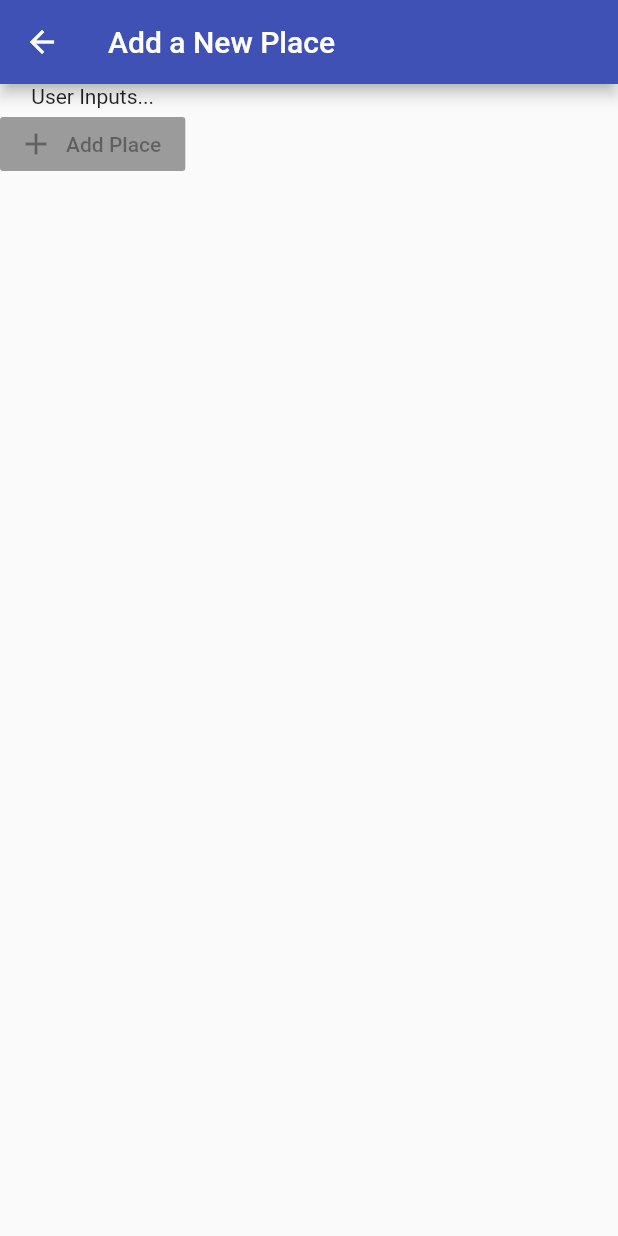
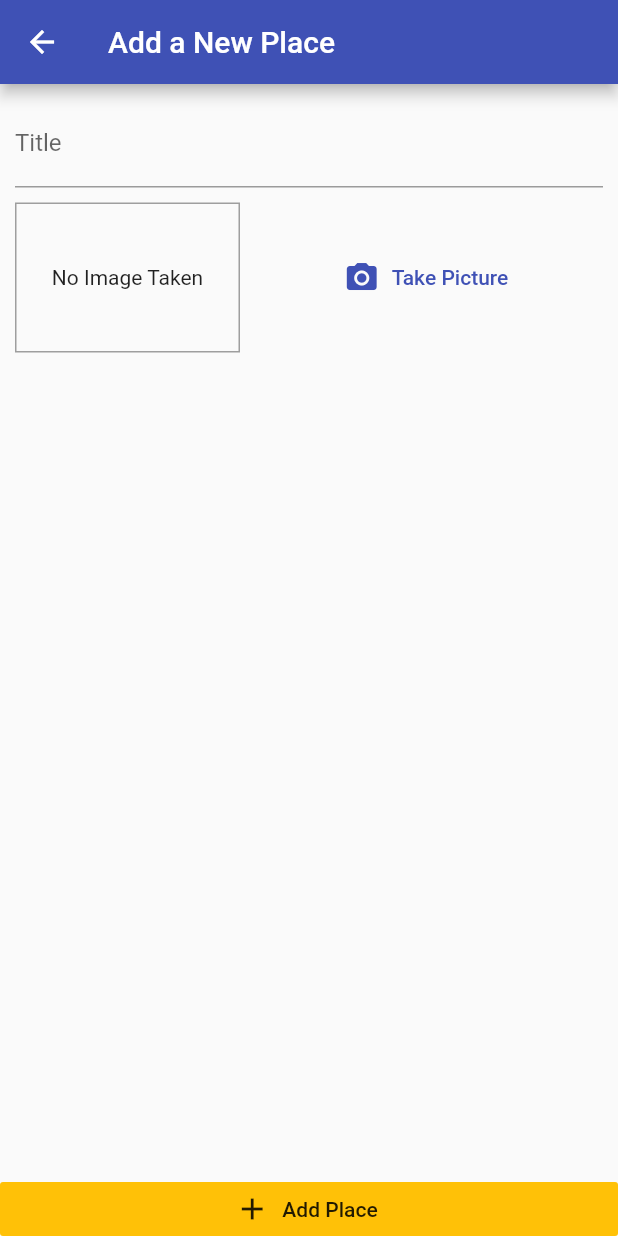
Before and after one commit to vyashh/flutter_course_great_places, a Flutter app: the screen it shows after launch, after a tap on the "add" icon, on a phone screen of 412 x 824 dp. Run offline on Flutter 3.47's test engine with Material 2 defaults, Android fonts, the phone set to English and light mode, and no system bars; our stand-ins replace image_picker.

Commit message:
added add image from camera feature, save and preview it

```diff
--- a/lib/providers/great_places.dart
+++ b/lib/providers/great_places.dart
@@ -1,3 +1,4 @@
+import 'dart:io';
 import 'package:flutter/foundation.dart';
 
 import '../models/place.dart';
@@ -8,4 +9,16 @@ class GreatPlaces with ChangeNotifier {
   List<Place> get items {
     return [..._items];
   }
+
+  void addPlace(String pickedTitle, File pickedImage) {
+    final newPlace = Place(
+      id: DateTime.now().toString(),
+      image: pickedImage,
+      title: pickedTitle,
+      location: null,
+    );
+
+    _items.add(newPlace);
+    notifyListeners();
+  }
 }
--- a/lib/screens/add_place_screen.dart
+++ b/lib/screens/add_place_screen.dart
@@ -1,4 +1,8 @@
+import 'dart:io';
 import 'package:flutter/material.dart';
+import '../widgets/image_input.dart';
+import 'package:provider/provider.dart';
+import '../providers/great_places.dart';
 
 class AddPlaceScreen extends StatefulWidget {
   static const routeName = '/add-place';
@@ -7,6 +11,22 @@ class AddPlaceScreen extends StatefulWidget {
 }
 
 class _AddPlaceScreenState extends State<AddPlaceScreen> {
+  final _titleController = TextEditingController();
+  File _pickedImage;
+
+  void _selectImage(File pickedImage) {
+    _pickedImage = pickedImage;
+  }
+
+  void _savePlace() {
+    if (_titleController.text.isEmpty || _pickedImage == null) {
+      return;
+    }
+    Provider.of<GreatPlaces>(context, listen: false)
+        .addPlace(_titleController.text, _pickedImage);
+    Navigator.of(context).pop();
+  }
+
   @override
   Widget build(BuildContext context) {
     return Scaffold(
@@ -14,14 +34,35 @@ class _AddPlaceScreenState extends State<AddPlaceScreen> {
         title: Text('Add a New Place'),
       ),
       body: Column(
-        // mainAxisAlignment: MainAxisAlignment.spaceBetween,
+        crossAxisAlignment: CrossAxisAlignment.stretch,
         children: <Widget>[
-          Text('User Inputs...'),
+          Expanded(
+            child: SingleChildScrollView(
+              child: Padding(
+                padding: EdgeInsets.all(10),
+                child: Column(
+                  children: <Widget>[
+                    TextField(
+                      decoration: InputDecoration(labelText: 'Title'),
+                      controller: _titleController,
+                    ),
+                    SizedBox(
+                      height: 10,
+                    ),
+                    ImageInput(_selectImage),
+                  ],
+                ),
+              ),
+            ),
+          ),
           RaisedButton.icon(
             icon: Icon(Icons.add),
             label: Text('Add Place'),
-            onPressed: null,
-          )
+            onPressed: _savePlace,
+            elevation: 0,
+            materialTapTargetSize: MaterialTapTargetSize.shrinkWrap,
+            color: Theme.of(context).accentColor,
+          ),
         ],
       ),
     );
--- a/lib/screens/places_list_screen.dart
+++ b/lib/screens/places_list_screen.dart
@@ -1,5 +1,7 @@
 import 'package:flutter/material.dart';
+import 'package:provider/provider.dart';
 
+import '../providers/great_places.dart';
 import './add_place_screen.dart';
 
 class PlacesListScreen extends StatelessWidget {
@@ -17,8 +19,27 @@ class PlacesListScreen extends StatelessWidget {
           )
         ],
       ),
-      body: Center(
-        child: CircularProgressIndicator(),
+      body: Consumer<GreatPlaces>(
+        child: Center(
+          child: const Text('Please add places to see them here.'),
+        ),
+        builder:
+            (context, greatPlaces, ch) => // de builder pakt de child hierboven
+                greatPlaces.items.length <= 0
+                    ? ch
+                    : ListView.builder(
+                        itemCount: greatPlaces.items.length,
+                        itemBuilder: (context, index) => ListTile(
+                          leading: CircleAvatar(
+                            backgroundImage:
+                                FileImage(greatPlaces.items[index].image),
+                          ),
+                          title: Text(greatPlaces.items[index].title),
+                          onTap: () {
+                            // to to detail screen
+                          },
+                        ),
+                      ),
       ),
     );
   }
--- /dev/null
+++ b/lib/widgets/image_input.dart
@@ -0,0 +1,72 @@
+import 'dart:io';
+import 'package:flutter/material.dart';
+import 'package:image_picker/image_picker.dart';
+import 'package:path/path.dart' as path;
+import 'package:path_provider/path_provider.dart' as syspaths;
+
+class ImageInput extends StatefulWidget {
+  final Function onSelectImage;
+
+  ImageInput(this.onSelectImage);
+
+  @override
+  _ImageInputState createState() => _ImageInputState();
+}
+
+class _ImageInputState extends State<ImageInput> {
+  File _storedImage;
+
+  Future<void> _takePicture() async {
+    // final picker = ImagePicker();
+    final imageFile =
+        await ImagePicker.pickImage(source: ImageSource.camera, maxWidth: 600);
+    if (imageFile == null) {
+      return;
+    }
+    setState(() {
+      _storedImage = File(imageFile.path);
+    });
+    final appDir = await syspaths.getApplicationDocumentsDirectory();
+    final fileName = path.basename(imageFile.path);
+    final savedImage = await imageFile.copy('${appDir.path}/$fileName');
+    widget.onSelectImage(
+        savedImage); // voert een functie in add_place_screen.dart uit
+  }
+
+  @override
+  Widget build(BuildContext context) {
+    return Row(
+      children: <Widget>[
+        Container(
+          width: 150,
+          height: 100,
+          decoration: BoxDecoration(
+            border: Border.all(width: 1, color: Colors.grey),
+          ),
+          child: _storedImage != null
+              ? Image.file(
+                  _storedImage,
+                  fit: BoxFit.cover,
+                  width: double.infinity,
+                )
+              : Text(
+                  'No Image Taken',
+                  textAlign: TextAlign.center,
+                ),
+          alignment: Alignment.center,
+        ),
+        SizedBox(
+          width: 10,
+        ),
+        Expanded(
+          child: FlatButton.icon(
+            icon: Icon(Icons.camera_alt),
+            label: Text('Take Picture'),
+            textColor: Theme.of(context).primaryColor,
+            onPressed: _takePicture,
+          ),
+        ),
+      ],
+    );
+  }
+}
```
Also changed, not shown: pubspec.yaml (+5 -3 lines), pubspec.lock, 1 other file.
